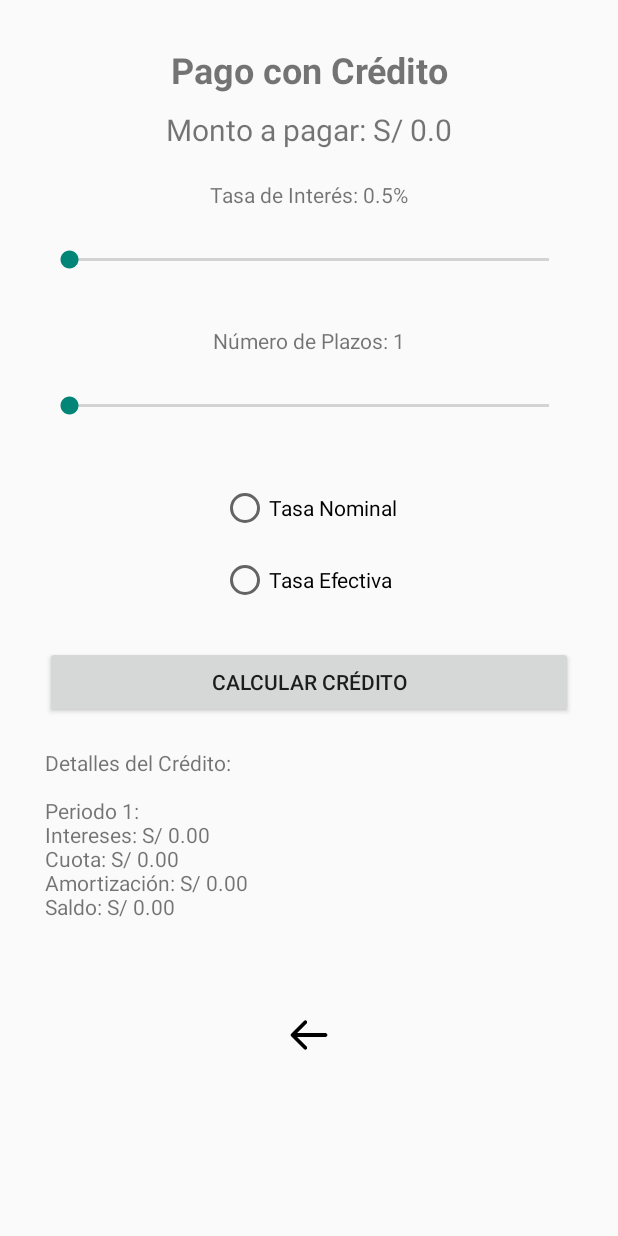
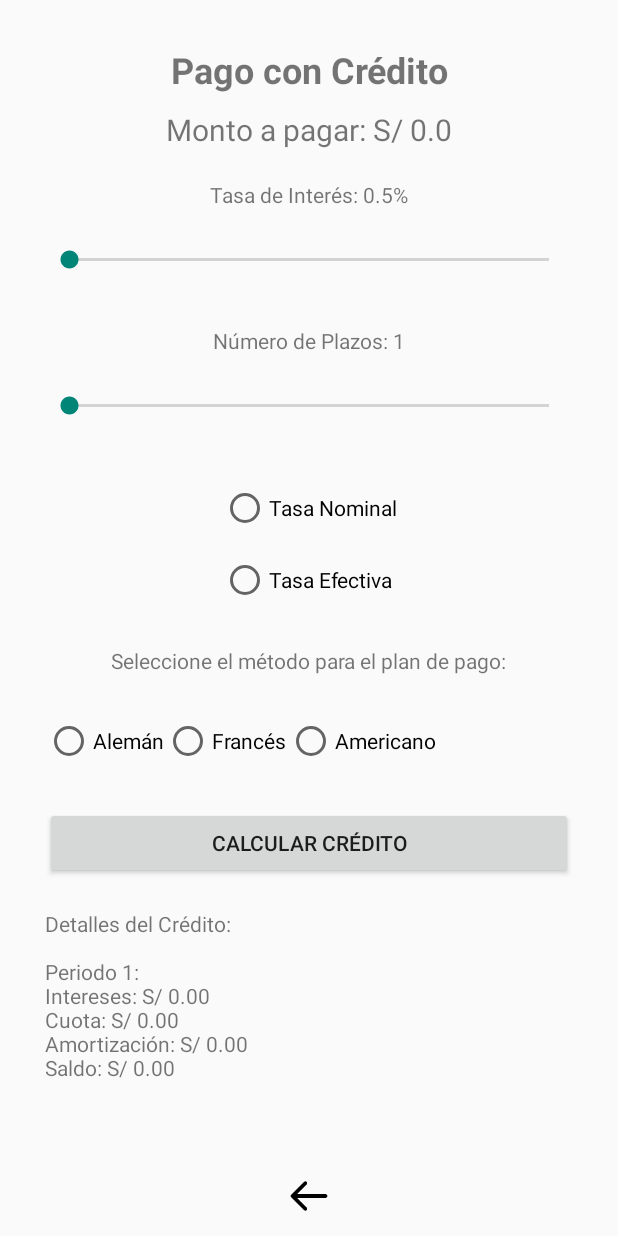
Before and after one commit to Paulo02-pixel/Finanzas, an Android app: the MainActivityCredit screen opened directly, with no data from a screen before it, after a tap on "CALCULAR CRÉDITO", on a phone screen of 412 x 824 dp. Run offline under Robolectric (Android 15) with nearby library versions, the phone set to English and light mode, and no system bars.

Commit message:
update credit methods

```diff
--- a/app/src/main/java/com/example/finanzas/Activity/MainActivityCredit.java
+++ b/app/src/main/java/com/example/finanzas/Activity/MainActivityCredit.java
@@ -19,7 +19,7 @@ public class MainActivityCredit extends AppCompatActivity {
 
     private SeekBar seekBarInterestRate, seekBarPeriods;
     private TextView textViewInterestRate, textViewPeriods, textViewCreditResult;
-    private RadioGroup radioGroupRateType;
+    private RadioGroup radioGroupRateType, radioGroupMethodType;
     TextView totalFeeText;
     private ManagmentCart managmentCart;
 
@@ -40,6 +40,7 @@ public class MainActivityCredit extends AppCompatActivity {
         textViewPeriods = findViewById(R.id.textViewPeriods);
         textViewCreditResult = findViewById(R.id.textViewCreditResult);
         radioGroupRateType = findViewById(R.id.radioGroupRateType);
+        radioGroupMethodType = findViewById(R.id.radioGroupMethodType);
 
         seekBarInterestRate.setOnSeekBarChangeListener(new SeekBar.OnSeekBarChangeListener() {
             @Override
@@ -75,30 +76,61 @@ public class MainActivityCredit extends AppCompatActivity {
 
     }
     private void calculateCredit(double itemTotal) {
+        //obtener tasa y periodos:
         double interestRate = 0.5 + (seekBarInterestRate.getProgress() / 10.0);
         int periods = 1 + seekBarPeriods.getProgress();
 
-        boolean isNominal = radioGroupRateType.getCheckedRadioButtonId() == R.id.radioNominal;
+        //convertir la tasa a efectiva:
+        if (radioGroupRateType.getCheckedRadioButtonId() == R.id.radioNominal){
+            interestRate = 100*(Math.pow((1+((interestRate/100)/360)),360)-1);
+        }
 
-        //FORMULA REAL
+        //convertir la tasa efectiva a mensual
         double tasa = 100*(Math.pow(1+(interestRate/100),(30.0/360.0))-1);
-        StringBuilder summary = new StringBuilder();
+
         double[] cuotas = new double[periods];
         double saldo = itemTotal;
-        double intereses, cuota, amortizacion;
+        double intereses, cuota, amortizacion = 0;
+        StringBuilder summary = new StringBuilder();
         summary.append("Detalles del Crédito:\n\n");
-
+        int selectedMethodId = radioGroupMethodType.getCheckedRadioButtonId();
+        if (selectedMethodId == R.id.radioMethodGerman) {
+            //MÉTODO ALEMÁN:
             for(int i = 0;i<periods;i++){
                 intereses = saldo*(tasa/100);
-            cuota = (saldo * (tasa/100))/(1 - (Math.pow(1 + (tasa/100), -periods)));
+                amortizacion = saldo/(periods-(i+1)+1);
+                cuota = intereses+amortizacion;
                 cuotas[i] = cuota;
-            amortizacion = cuota-intereses;
                 saldo -= amortizacion;
-
                 summary.append(String.format(Locale.getDefault(),
                         "Periodo %d:\nIntereses: S/ %.2f\nCuota: S/ %.2f\nAmortización: S/ %.2f\nSaldo: S/ %.2f\n\n",
                         (i + 1), intereses, cuota, amortizacion, saldo));
             }
+        }else if (selectedMethodId == R.id.radioMethodFrench){
+            //MÉTODO FRANCES:
+            for(int i = 0;i<periods;i++){
+                intereses = saldo*(tasa/100);
+                cuota = (saldo * (tasa/100))/(1 - (Math.pow(1 + (tasa/100), -(periods-i))));
+                cuotas[i] = cuota;
+                amortizacion = cuota-intereses;
+                saldo -= amortizacion;
+                summary.append(String.format(Locale.getDefault(),
+                "Periodo %d:\nIntereses: S/ %.2f\nCuota: S/ %.2f\nAmortización: S/ %.2f\nSaldo: S/ %.2f\n\n",
+                (i + 1), intereses, cuota, amortizacion, saldo));
+            }
+        }else{
+            //MÉTODO AMERICANO:
+            for(int i = 0;i<periods;i++){
+                intereses = saldo*(tasa/100);
+                if(i==periods-1){amortizacion=saldo;}
+                cuota = intereses+amortizacion;
+                cuotas[i] = cuota;
+                saldo = saldo- amortizacion;
+                summary.append(String.format(Locale.getDefault(),
+                "Periodo %d:\nIntereses: S/ %.2f\nCuota: S/ %.2f\nAmortización: S/ %.2f\nSaldo: S/ %.2f\n\n",
+                (i + 1), intereses, cuota, amortizacion, saldo));
+            }
+        }
         textViewCreditResult.setText(summary.toString());
     }
 }
--- a/app/src/main/res/layout/activity_credit.xml
+++ b/app/src/main/res/layout/activity_credit.xml
@@ -97,14 +97,51 @@
                 android:layout_height="48dp"
                 android:text="Tasa Efectiva" />
         </RadioGroup>
+        <TextView
+            android:id="@+id/textViewMethods"
+            android:layout_width="wrap_content"
+            android:layout_height="wrap_content"
+            android:text="Seleccione el método para el plan de pago:"
+            android:layout_marginTop="20dp"
+            app:layout_constraintTop_toBottomOf="@id/radioGroupRateType"
+            app:layout_constraintStart_toStartOf="parent"
+            app:layout_constraintEnd_toEndOf="parent" />
+        <RadioGroup
+            android:id="@+id/radioGroupMethodType"
+            android:layout_width="0dp"
+            android:layout_height="wrap_content"
+            android:orientation="horizontal"
+            android:layout_marginTop="20dp"
+            app:layout_constraintTop_toBottomOf="@id/textViewMethods"
+            app:layout_constraintStart_toStartOf="parent"
+            app:layout_constraintEnd_toEndOf="parent"
+            android:layout_marginHorizontal="30dp">
 
+            <RadioButton
+                android:id="@+id/radioMethodGerman"
+                android:layout_width="wrap_content"
+                android:layout_height="48dp"
+                android:text="Alemán" />
+
+            <RadioButton
+                android:id="@+id/radioMethodFrench"
+                android:layout_width="wrap_content"
+                android:layout_height="48dp"
+                android:text="Francés" />
+
+            <RadioButton
+                android:id="@+id/radioMethodAmerican"
+                android:layout_width="wrap_content"
+                android:layout_height="48dp"
+                android:text="Americano" />
+        </RadioGroup>
         <Button
             android:id="@+id/buttonCalculateCredit"
             android:layout_width="0dp"
             android:layout_height="wrap_content"
             android:text="Calcular Crédito"
             android:layout_marginTop="20dp"
-            app:layout_constraintTop_toBottomOf="@id/radioGroupRateType"
+            app:layout_constraintTop_toBottomOf="@id/radioGroupMethodType"
             app:layout_constraintStart_toStartOf="parent"
             app:layout_constraintEnd_toEndOf="parent"
             android:layout_marginHorizontal="30dp" />
```
Lines whose indentation alone changed are shown as unchanged.
